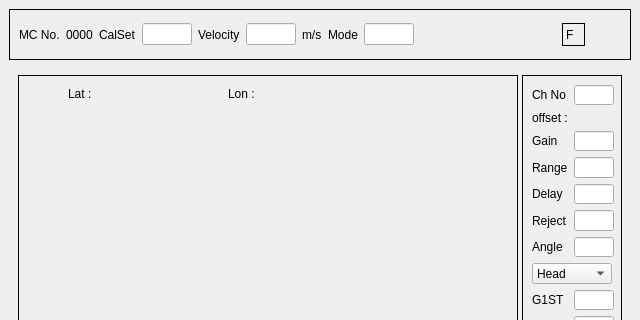
Qt form testscreen.ui (parashyd/AXLE-TESTER) before a commit; both pictures show x 0 to 640 and y 0 to 320 of the 640 by 480 pixel window.
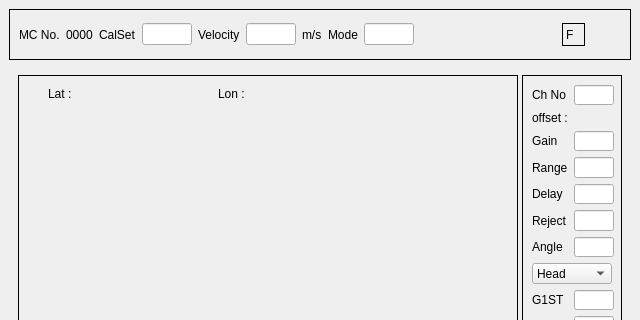
The same form after that commit. Icons and pictures are not drawn. Custom widgets are drawn as their Qt base class.

Commit message: Added dac implementation in testscreen cleared the stack smashing error

Patch:
```diff
--- a/testscreen.ui
+++ b/testscreen.ui
@@ -344,7 +344,7 @@
             <widget class="QLabel" name="label_latitude">
              <property name="geometry">
               <rect>
-               <x>80</x>
+               <x>60</x>
                <y>0</y>
                <width>111</width>
                <height>18</height>
@@ -357,7 +357,7 @@
             <widget class="QLabel" name="label_logitude">
              <property name="geometry">
               <rect>
-               <x>240</x>
+               <x>230</x>
                <y>0</y>
                <width>111</width>
                <height>20</height>
@@ -370,7 +370,7 @@
             <widget class="QLabel" name="label_Lat">
              <property name="geometry">
               <rect>
-               <x>40</x>
+               <x>20</x>
                <y>0</y>
                <width>31</width>
                <height>18</height>
@@ -383,7 +383,7 @@
             <widget class="QLabel" name="label_2">
              <property name="geometry">
               <rect>
-               <x>200</x>
+               <x>190</x>
                <y>0</y>
                <width>31</width>
                <height>18</height>
@@ -396,9 +396,9 @@
             <widget class="QLabel" name="label_configStatus">
              <property name="geometry">
               <rect>
-               <x>380</x>
+               <x>350</x>
                <y>0</y>
-               <width>101</width>
+               <width>131</width>
                <height>21</height>
               </rect>
              </property>
```
The commit also changes 2 other files.
